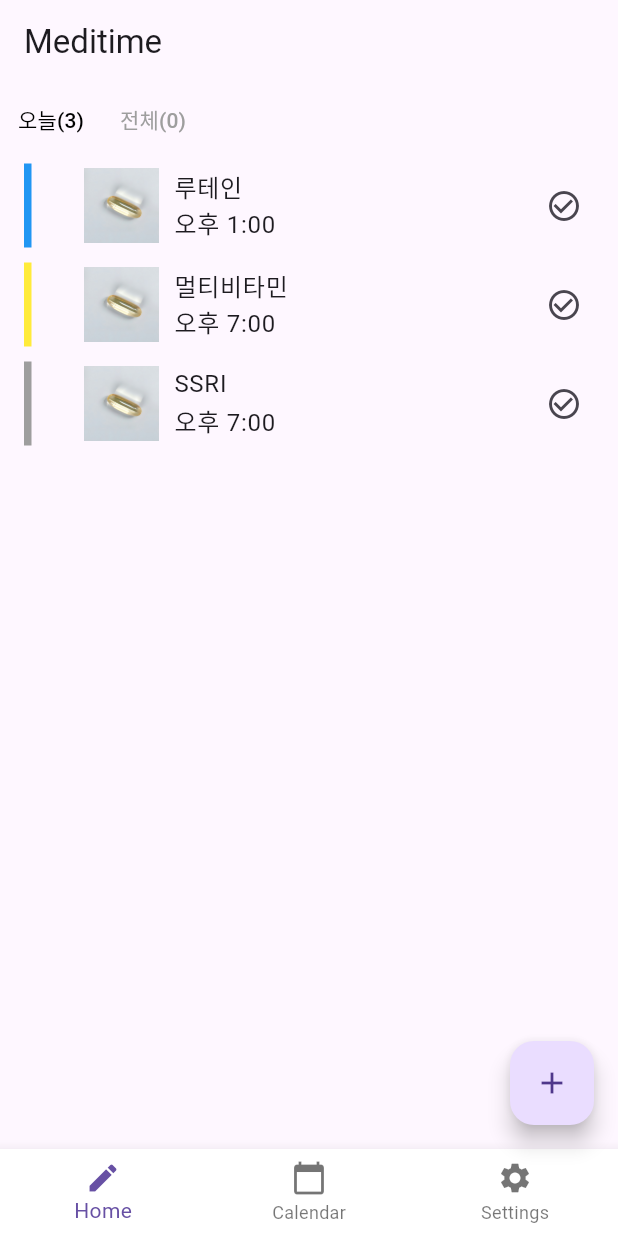
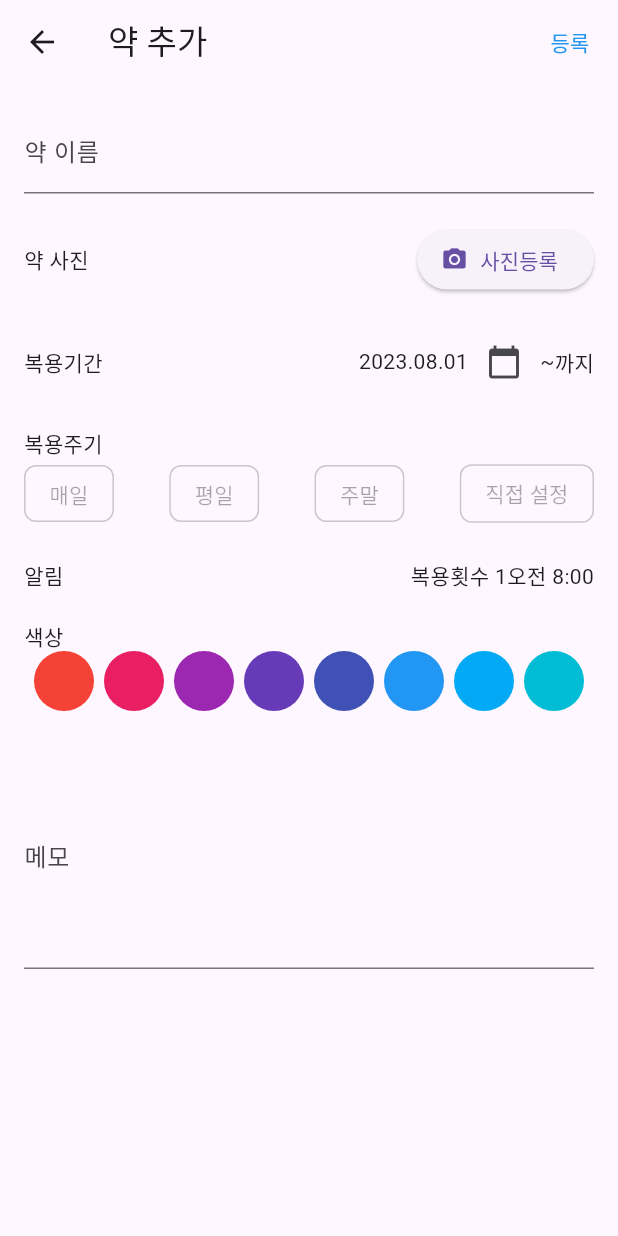
Before and after one commit to suojae3/MedicineScheduler, a Flutter app: the screen it shows after launch, after a tap on the "add" icon, on a phone screen of 412 x 824 dp. Run offline on Flutter 3.47's test engine with Material 3 defaults, Android fonts, the phone set to English and light mode, and no system bars; our stand-ins replace cloud_firestore, firebase_auth, firebase_messaging, table_calendar; accounts and stored records are empty.

```diff
--- a/flutter_drug_schedular/lib/main_dev.dart
+++ b/flutter_drug_schedular/lib/main_dev.dart
@@ -1,5 +1,6 @@
 import 'package:flutter/material.dart';
 import 'package:flutter_drug_schedular/global.dart';
+import 'package:flutter_drug_schedular/presentation/pages/add_pill_screen.dart';
 import 'package:flutter_drug_schedular/presentation/pages/test_calednar.dart';
 import 'package:flutter_drug_schedular/presentation/pages/meditime_screen.dart';
 
@@ -67,10 +68,6 @@ class _HomeScreenState extends State<HomeScreen> {
           ),
         ],
       ),
-      floatingActionButton: FloatingActionButton(
-        onPressed: () {},
-        child: Icon(Icons.add),
-      ),
     );
   }
 }
--- /dev/null
+++ b/flutter_drug_schedular/lib/presentation/pages/add_pill_screen.dart
@@ -0,0 +1,109 @@
+import 'package:flutter/material.dart';
+
+class AddPillScreen extends StatefulWidget {
+  @override
+  _AddPillScreenState createState() => _AddPillScreenState();
+}
+
+class _AddPillScreenState extends State<AddPillScreen> {
+  @override
+  Widget build(BuildContext context) {
+    return Scaffold(
+      appBar: AppBar(
+        title: Text('약 추가'),
+        actions: [
+          TextButton(
+            onPressed: () {
+              // 등록 버튼 클릭 시 로직
+            },
+            child: Text(
+              '등록',
+              style: TextStyle(color: Colors.blue),
+            ),
+          ),
+        ],
+      ),
+      body: Padding(
+        padding: const EdgeInsets.all(16.0),
+        child: ListView(
+          children: [
+            TextField(
+              decoration: InputDecoration(
+                labelText: '약 이름',
+                hintText: '예) 타이레놀',
+              ),
+            ),
+            SizedBox(height: 20),
+            Row(
+              children: [
+                Expanded(
+                  child: Text('약 사진'),
+                ),
+                ElevatedButton.icon(
+                  onPressed: () {
+                    // 사진 등록 로직
+                  },
+                  icon: Icon(Icons.camera_alt),
+                  label: Text('사진등록'),
+                ),
+              ],
+            ),
+            SizedBox(height: 20),
+            Row(
+              children: [
+                Expanded(child: Text('복용기간')),
+                Text('2023.08.01'),
+                IconButton(
+                  icon: Icon(Icons.calendar_today),
+                  onPressed: () {
+                    // 날짜 선택 로직
+                  },
+                ),
+                Text('~'),
+                Text('까지'),
+              ],
+            ),
+            SizedBox(height: 20),
+            Text('복용주기'),
+            Row(
+              mainAxisAlignment: MainAxisAlignment.spaceBetween,
+              children: [
+                ChoiceChip(label: Text('매일'), selected: false),
+                ChoiceChip(label: Text('평일'), selected: false),
+                ChoiceChip(label: Text('주말'), selected: false),
+                ChoiceChip(label: Text('직접 설정'), selected: false),
+              ],
+            ),
+            SizedBox(height: 20),
+            Row(
+              children: [
+                Expanded(child: Text('알림')),
+                Text('복용횟수 1'),
+                Text('오전 8:00'),
+              ],
+            ),
+            SizedBox(height: 20),
+            Text('색상'),
+            Row(
+              mainAxisAlignment: MainAxisAlignment.spaceEvenly,
+              children: List.generate(
+                8,
+                (index) => CircleAvatar(
+                  backgroundColor: Colors.primaries[index],
+                ),
+              ),
+            ),
+            SizedBox(height: 20),
+            TextField(
+              decoration: InputDecoration(
+                labelText: '메모',
+                hintText: '메모를 입력하세요.',
+              ),
+              maxLines: 5,
+            ),
+          ],
+        ),
+      ),
+    );
+  }
+}
--- a/flutter_drug_schedular/lib/presentation/pages/meditime_screen.dart
+++ b/flutter_drug_schedular/lib/presentation/pages/meditime_screen.dart
@@ -1,5 +1,6 @@
 import 'package:flutter/material.dart';
 import 'package:flutter_drug_schedular/domain/entities/pill.dart';
+import 'add_pill_screen.dart'; // 추가된 코드
 
 class MeditimeScreen extends StatefulWidget {
   @override
@@ -114,6 +115,16 @@ class _MeditimeScreenState extends State<MeditimeScreen> {
           ),
         ],
       ),
-    );
+            floatingActionButton: FloatingActionButton(
+        onPressed: () {
+          Navigator.push(
+            context,
+            MaterialPageRoute(builder: (context) => AddPillScreen()),
+          );
+        },
+        child: Icon(Icons.add),
+      ),
+
+      );
   }
 }
```
Also changed, not shown: flutter_drug_schedular/lib/presentation/pages/pill_page.dart (deleted).
